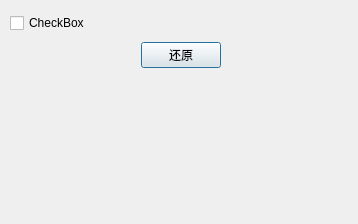
This is UI/recycle.ui in JoeEmp/AirMemo as Qt 5 draws it before an edit. The edited form follows.
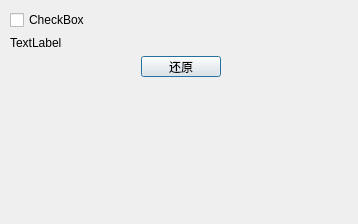
This is the edited form.

```diff
--- a/UI/recycle.ui
+++ b/UI/recycle.ui
@@ -19,7 +19,7 @@
      <x>10</x>
      <y>10</y>
      <width>341</width>
-     <height>61</height>
+     <height>67</height>
     </rect>
    </property>
    <layout class="QVBoxLayout" name="verticalLayout">
@@ -30,6 +30,13 @@
       </property>
      </widget>
     </item>
+    <item>
+     <widget class="QLabel" name="detail_sub_lab">
+      <property name="text">
+       <string>TextLabel</string>
+      </property>
+     </widget>
+    </item>
     <item>
      <layout class="QHBoxLayout" name="horizontalLayout">
       <item>
```
Left out of the diff: 4 changed lines with no effect on the pictures.
